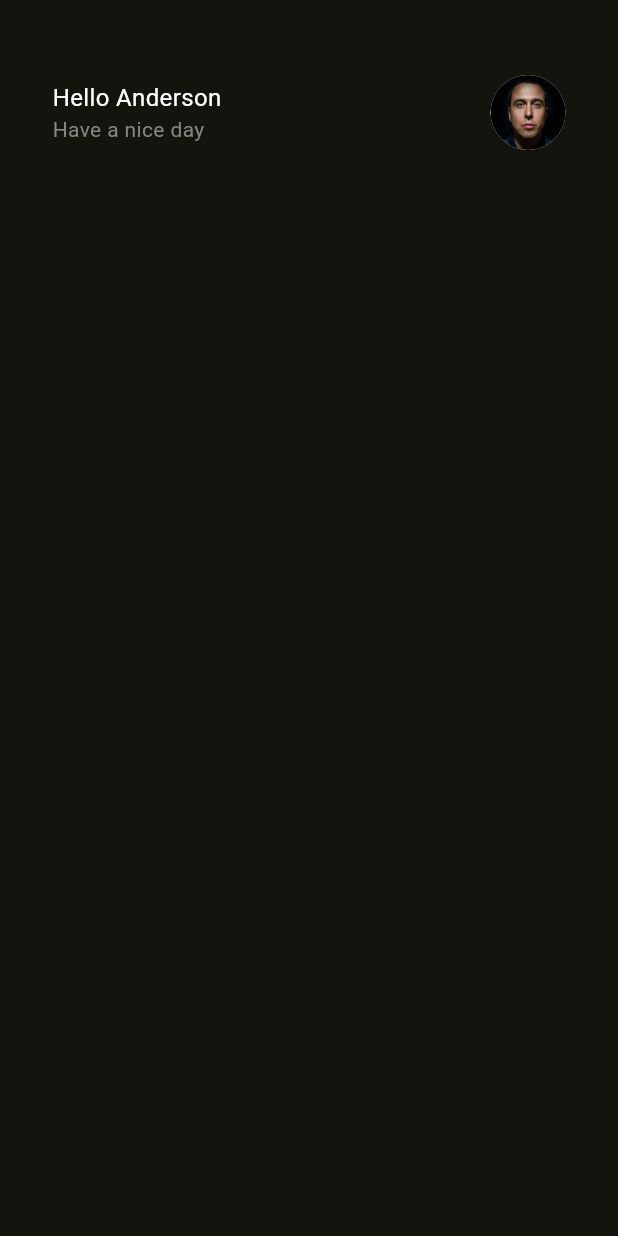
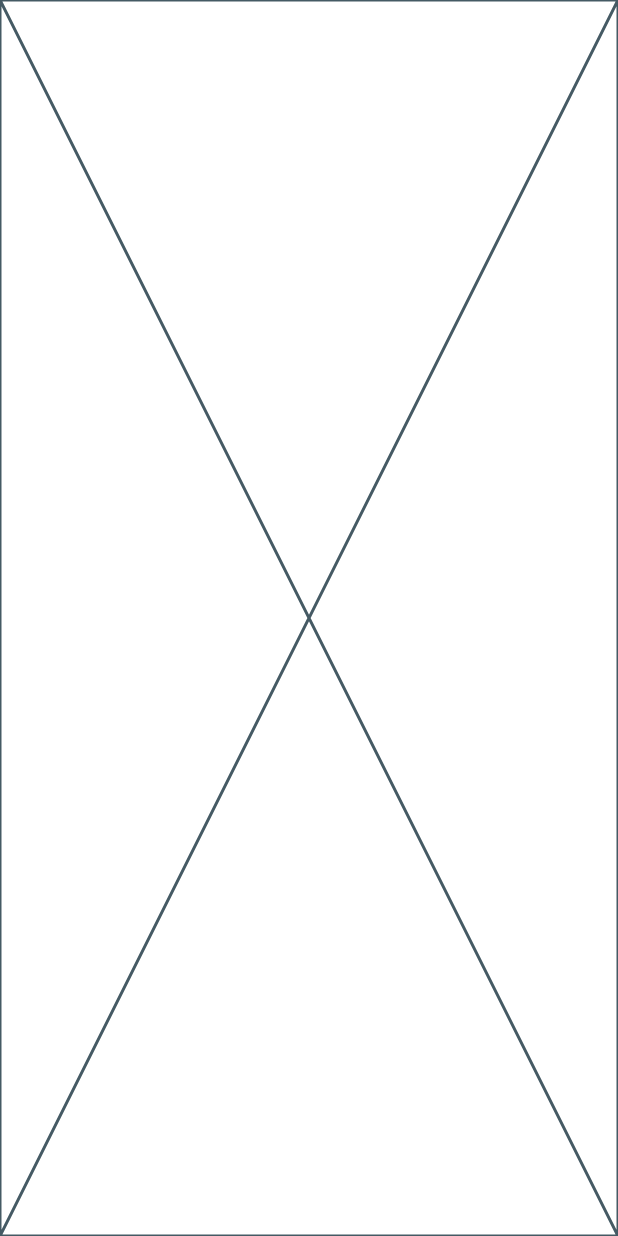
Before and after one commit to AhmedYasserTaha/newsapp-, a Flutter app: the screen it shows after launch, on a phone screen of 412 x 824 dp. Run offline on Flutter 3.47's test engine with Material 3 defaults, Android fonts, the phone set to English and light mode, and no system bars; our stand-ins replace bloc.

```diff
--- a/lib/core/theme/app_colore.dart
+++ b/lib/core/theme/app_colore.dart
@@ -6,7 +6,7 @@ class AppColore {
   static const Color ScaffoldBGColor = Color(0xff13140D);
   static const Color KwitheTExt = Color(0xffFFFFFF);
   static const Color KgreyTExt = Color(0xff858585);
-  static const Color KListButton = Color(0xff30312D);
+  static const Color KtapbarButton = Color(0xff30312D);
   static const Color KhomeButton = Color(0xffBEDE61);
   static const Color KhomeButtongry = Color(0xff787878);
 }
--- a/lib/featured/home/presentation/home_screen.dart
+++ /dev/null
@@ -1,55 +0,0 @@
-import 'package:flutter/material.dart';
-import 'package:news_app/core/theme/app_colore.dart';
-import 'package:news_app/core/theme/app_styles.dart';
-
-class HomeScreen extends StatelessWidget {
-  const HomeScreen({super.key});
-
-  @override
-  Widget build(BuildContext context) {
-    return Scaffold(
-      backgroundColor: AppColore.ScaffoldBGColor,
-      body: Padding(
-        padding: const EdgeInsets.symmetric(horizontal: 35, vertical: 50),
-        child: Column(
-          children: [
-            Row(
-              mainAxisAlignment: MainAxisAlignment.spaceBetween,
-              children: [
-                Column(
-                  crossAxisAlignment: CrossAxisAlignment.start,
-                  children: [
-                    Text(
-                      "Hello Anderson",
-                      style: Styles.textStyle16.copyWith(
-                        color: AppColore.KwitheTExt,
-                      ),
-                    ),
-                    Text(
-                      "Have a nice day",
-                      style: Styles.textStyle14.copyWith(
-                        color: AppColore.KgreyTExt,
-                      ),
-                    ),
-                  ],
-                ),
-                Container(
-                  height: 50,
-                  width: 50,
-                  decoration: BoxDecoration(
-                      shape: BoxShape.circle, color: Colors.white),
-                  child: ClipOval(
-                    child: Image.asset(
-                      "assets/images/pohto.png",
-                      fit: BoxFit.fill,
-                    ),
-                  ),
-                ),
-              ],
-            )
-          ],
-        ),
-      ),
-    );
-  }
-}
--- /dev/null
+++ b/lib/home_screen.dart
@@ -0,0 +1,10 @@
+import 'package:flutter/material.dart';
+
+class HomeScreen extends StatelessWidget {
+  const HomeScreen({super.key});
+
+  @override
+  Widget build(BuildContext context) {
+    return const Placeholder();
+  }
+}
--- /dev/null
+++ b/lib/logic/cubit/character_state.dart
@@ -0,0 +1,6 @@
+part of 'character_cubit.dart';
+
+@immutable
+sealed class CharacterState {}
+
+final class CharacterInitial extends CharacterState {}
--- a/lib/main.dart
+++ b/lib/main.dart
@@ -1,5 +1,5 @@
 import 'package:flutter/material.dart';
-import 'package:news_app/featured/home/presentation/home_screen.dart';
+import 'package:news_app/home_screen.dart';
 
 void main() {
   runApp(const MyApp());
--- a/pubspec.yaml
+++ b/pubspec.yaml
@@ -28,6 +28,7 @@ environment:
 # the latest version available on pub.dev. To see which dependencies have newer
 # versions available, run `flutter pub outdated`.
 dependencies:
+  bloc: ^9.0.0
   carousel_slider: ^5.0.0
   cupertino_icons: ^1.0.8
   flutter:
```
Also changed, not shown: lib/featured/home/presentation/widget/image_carousel.dart (deleted, +0 -75 lines), lib/logic/cubit/character_cubit.dart (added, +8 -0 lines), pubspec.lock.
